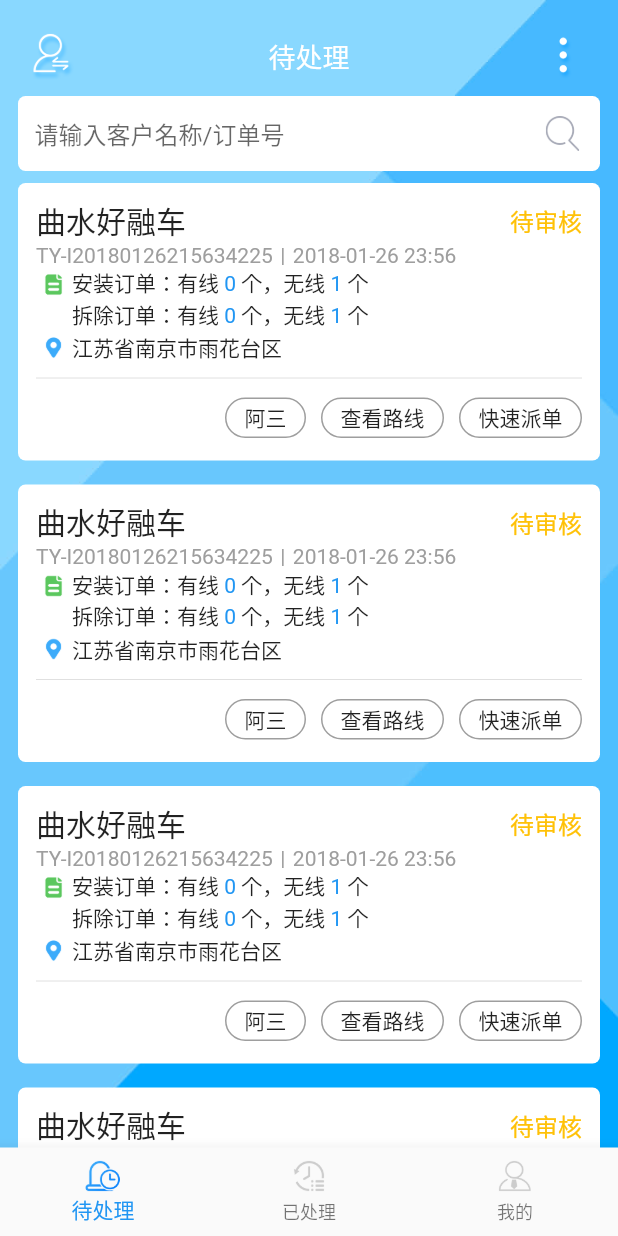
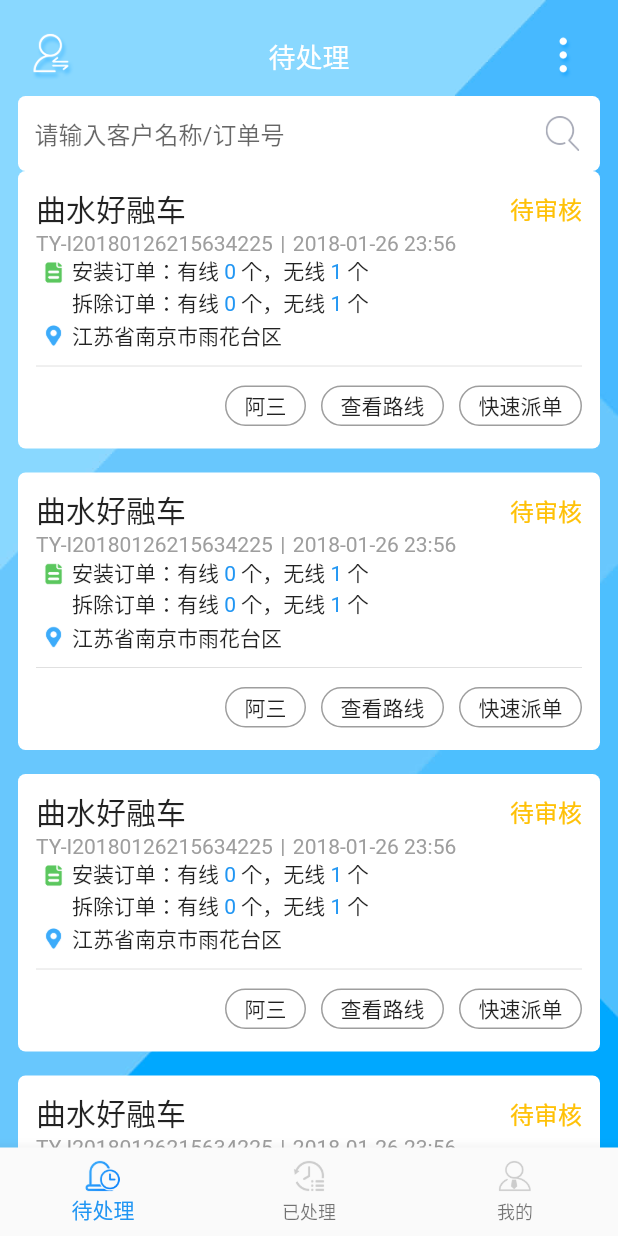
Before and after one commit to cookiemouse/dispatch_flutter, a Flutter app: the screen it shows after launch, after a tap on "登录", on a phone screen of 412 x 824 dp. Run offline on Flutter 3.47's test engine with Material 2 defaults, Android fonts, the phone set to English and light mode, and no system bars; our stand-ins replace fluttertoast.

Commit message:
修改PendingPage，添加SignPage

```diff
--- a/lib/pages/EditReasonPage.dart
+++ b/lib/pages/EditReasonPage.dart
@@ -29,8 +29,7 @@ class _EditReasonPageState extends State {
                 new Container(
                   decoration: ModuleDecoration.editRoundRectDecorationReason(),
                   height: 380.0,
-                  margin:
-                      const EdgeInsets.only(left: 20.0, right: 20.0, top: 20.0),
+                  margin: const EdgeInsets.only(left: 20.0, right: 20.0, top: 20.0),
                   child: new TextField(
                     onChanged: (str) {
                       mStr = str;
@@ -61,7 +60,8 @@ class _EditReasonPageState extends State {
                   ),
                 ),
                 new Container(
-                  margin: const EdgeInsets.only(top: 20.0, left: 100.0, right: 100.0),
+                  margin: const EdgeInsets.only(
+                      top: 20.0, left: 100.0, right: 100.0),
                   height: 48.0,
                   child: new RaisedButton(
                     child: new Text(
--- a/lib/pages/PendingPage.dart
+++ b/lib/pages/PendingPage.dart
@@ -12,11 +12,10 @@ class PendingPage extends StatefulWidget {
 
 class _PendingPageState extends State {
   Widget makeItem(BuildContext context, int index) {
-    return new Column(
+    Widget _item = new Column(
       children: <Widget>[
         new GestureDetector(
           child: new Container(
-//        color: Colors.white,
             decoration: ModuleDecoration.itemRoundRectDecoration(),
             margin: const EdgeInsets.only(left: 12.0, right: 12.0),
             padding: const EdgeInsets.only(left: 2.0, right: 2.0),
@@ -170,6 +169,7 @@ class _PendingPageState extends State {
         ),
       ],
     );
+    return _item;
   }
 
   Widget _pop = new Container(
@@ -206,10 +206,12 @@ class _PendingPageState extends State {
                         style: new TextStyle(fontSize: 14.0),
                       ),
                     ),
-                    onTap: (){},
+                    onTap: () {},
                   ),
                 ),
-                new Divider(height: 1.0,),
+                new Divider(
+                  height: 1.0,
+                ),
                 new SizedBox(
                   height: 34.0,
                   child: new InkWell(
@@ -220,10 +222,12 @@ class _PendingPageState extends State {
                         style: new TextStyle(fontSize: 14.0),
                       ),
                     ),
-                    onTap: (){},
+                    onTap: () {},
                   ),
                 ),
-                new Divider(height: 1.0,),
+                new Divider(
+                  height: 1.0,
+                ),
                 new SizedBox(
                   height: 34.0,
                   child: new InkWell(
@@ -234,7 +238,7 @@ class _PendingPageState extends State {
                         style: new TextStyle(fontSize: 14.0),
                       ),
                     ),
-                    onTap: (){},
+                    onTap: () {},
                   ),
                 ),
               ],
@@ -245,17 +249,7 @@ class _PendingPageState extends State {
     ),
   );
 
-  @override
-  Widget build(BuildContext context) {
-    Widget _page = new Column(
-      children: <Widget>[
-        new ModuleTitlePend(
-          title: '待处理',
-          callback: () {
-            PopDialog.showPop(context, _pop);
-          },
-        ),
-        new Container(
+  Widget _search = new Container(
     margin: const EdgeInsets.only(left: 12.0, right: 12.0, bottom: 8.0),
     decoration: ModuleDecoration.editRoundRectDecoration(),
     child: new Row(
@@ -282,12 +276,31 @@ class _PendingPageState extends State {
         ),
       ],
     ),
+  );
+
+  @override
+  Widget build(BuildContext context) {
+    Widget _page = new Column(
+      children: <Widget>[
+        new ModuleTitlePend(
+          title: '待处理',
+          callback: () {
+            PopDialog.showPop(context, _pop);
+          },
         ),
-        new Expanded(
+        new Flexible(
+          child: new Stack(
+            children: <Widget>[
+              new Container(
+                margin: const EdgeInsets.only(top: 50.0),
                 child: new ListView.builder(
                   padding: new EdgeInsets.only(top: 0.0),
                   itemCount: 100,
                   itemBuilder: makeItem,
+                ),
+              ),
+              _search,
+            ],
           ),
         ),
       ],
```
Also changed, not shown: lib/pages/SignPage.dart (added, +8 -0 lines). Lines whose indentation alone changed are shown as unchanged.
